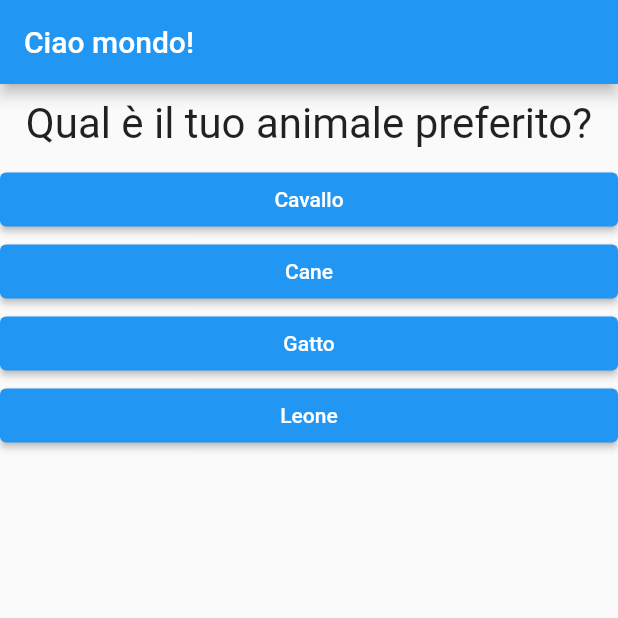
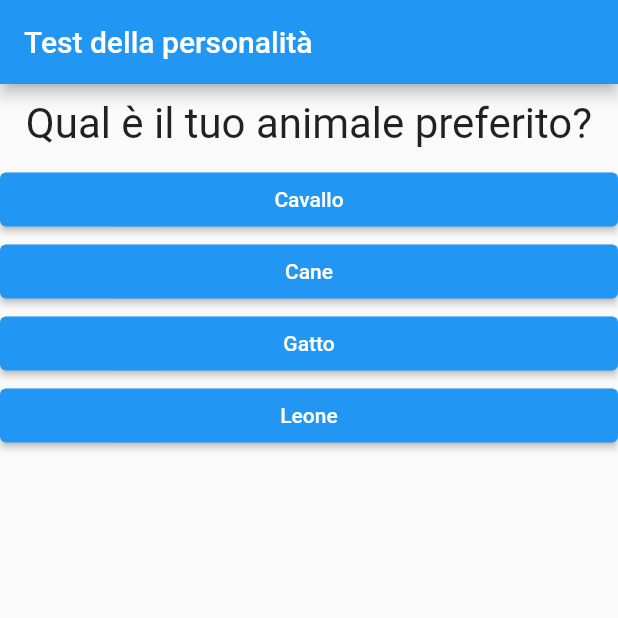
Before and after one commit to DavideIsaia/first_app, a Flutter app: the screen it shows after launch, after a tap on "Nero", on a phone screen of 412 x 824 dp, the top half of it. Run offline on Flutter 3.47's test engine with Material 2 defaults, Android fonts, the phone set to English and light mode, and no system bars.

```diff
--- a/lib/main.dart
+++ b/lib/main.dart
@@ -1,8 +1,9 @@
 import 'dart:async';
 
+import 'package:first_app/risultato.dart';
 import 'package:flutter/material.dart';
-import './domanda.dart';
-import './risposta.dart';
+import './quiz.dart';
+import './risultato.dart';
 
 void main() => runApp(MyApp());
 
@@ -15,8 +16,37 @@ class MyApp extends StatefulWidget {
 
 class _MyAppState extends State<MyApp> {
   var _domIndex = 0;
+  var _totPunti = 0;
+  void _resetQuiz() {
+    setState(() {
+      _domIndex = 0;
+      _totPunti = 0;
+    });
+  }
 
-  void _risp() {
+  final _domande = const [
+    {
+      "testoDom": "Qual è il tuo colore preferito?",
+      "risposte": [
+        {"testo": "Nero", "punti": 10},
+        {"testo": "Blu", "punti": 8},
+        {"testo": "Rosso", "punti": 5},
+        {"testo": "Bianco", "punti": 1}
+      ],
+    },
+    {
+      "testoDom": "Qual è il tuo animale preferito?",
+      "risposte": [
+        {"testo": "Cavallo", "punti": 10},
+        {"testo": "Cane", "punti": 9},
+        {"testo": "Gatto", "punti": 6},
+        {"testo": "Leone", "punti": 4}
+      ],
+    },
+  ];
+
+  void _risp(int punti) {
+    _totPunti += punti;
     setState(() {
       _domIndex = _domIndex + 1;
     });
@@ -24,29 +54,18 @@ class _MyAppState extends State<MyApp> {
 
   @override
   Widget build(BuildContext context) {
-    var domande = [
-      {
-        "testoDom": "Qual è il tuo colore preferito?",
-        "risposte": ["Nero", "Blu", "Rosso", "Bianco"],
-      },
-      {
-        "testoDom": "Qual è il tuo animale preferito?",
-        "risposte": ["Cavallo", "Cane", "Gatto", "Leone"],
-      },
-    ];
     return MaterialApp(
       home: Scaffold(
         appBar: AppBar(
-          title: const Text('Ciao mondo!'),
+          title: const Text('Test della personalità'),
         ),
-        body: Column(
-          children: [
-            Domanda(domande[_domIndex]["testoDom"] as String),
-            ...(domande[_domIndex]["risposte"] as List<String>)
-                .map((risposta) => Risposta(_risp, risposta))
-                .toList()
-          ],
-        ),
+        body: _domIndex < _domande.length
+            ? Quiz(
+                risp: _risp,
+                domIndex: _domIndex,
+                domande: _domande,
+              )
+            : Risultato(_totPunti, _resetQuiz),
       ),
     );
   }
--- /dev/null
+++ b/lib/quiz.dart
@@ -0,0 +1,25 @@
+import 'package:flutter/src/widgets/container.dart';
+import 'package:flutter/src/widgets/framework.dart';
+import 'package:flutter/material.dart';
+import './domanda.dart';
+import './risposta.dart';
+
+class Quiz extends StatelessWidget {
+  final List<Map<String, Object>> domande;
+  final int domIndex;
+  final Function risp; //se è VoidCallback ricorda di portarla a Function se metti degli argomenti
+
+  Quiz({required this.domande, required this.risp, required this.domIndex});
+
+  @override
+  Widget build(BuildContext context) {
+    return Column(
+      children: [
+        Domanda(domande[domIndex]["testoDom"] as String),
+        ...(domande[domIndex]["risposte"] as List<Map<String, Object>>)
+            .map((risposta) => Risposta(() => risp(risposta['punti']), risposta['testo'] as String))
+            .toList()
+      ],
+    );
+  }
+}
--- a/pubspec.yaml
+++ b/pubspec.yaml
@@ -21,6 +21,7 @@ version: 1.0.0+1
 
 environment:
   sdk: '>=2.18.6 <3.0.0'
+  # in caso di errori null impostare sdk: '>=2.11.0 <3.0.0'
 
 # Dependencies specify other packages that your package needs in order to work.
 # To automatically upgrade your package dependencies to the latest versions
```
Also changed, not shown: lib/risultato.dart (added, +38 -0 lines).
